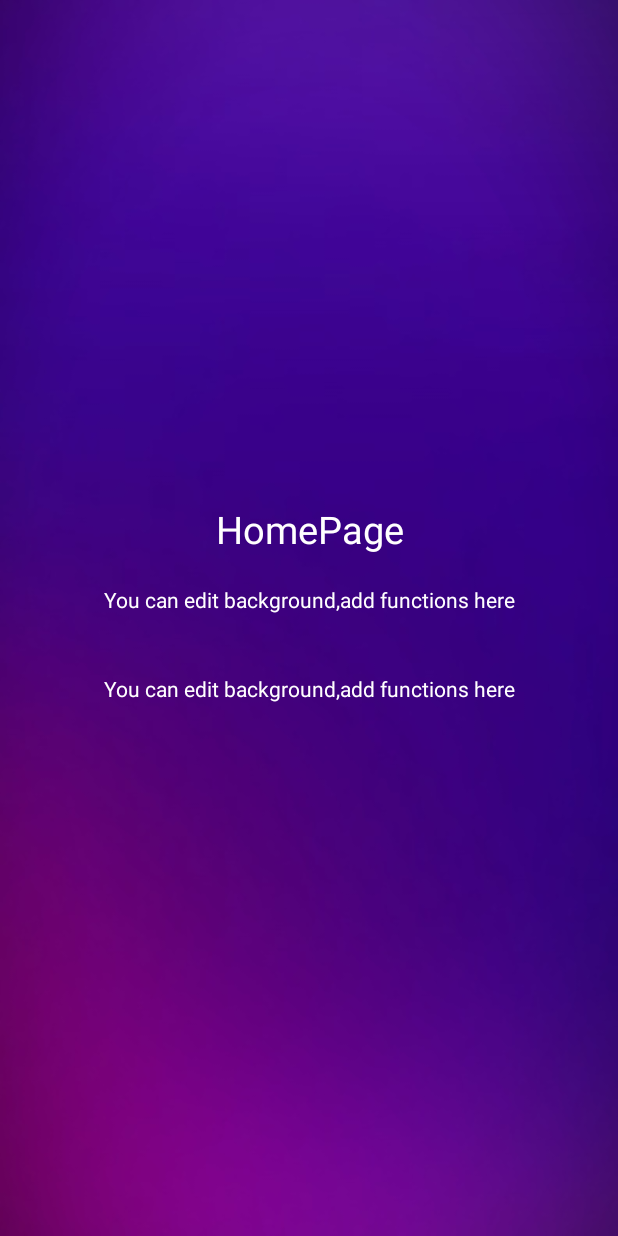
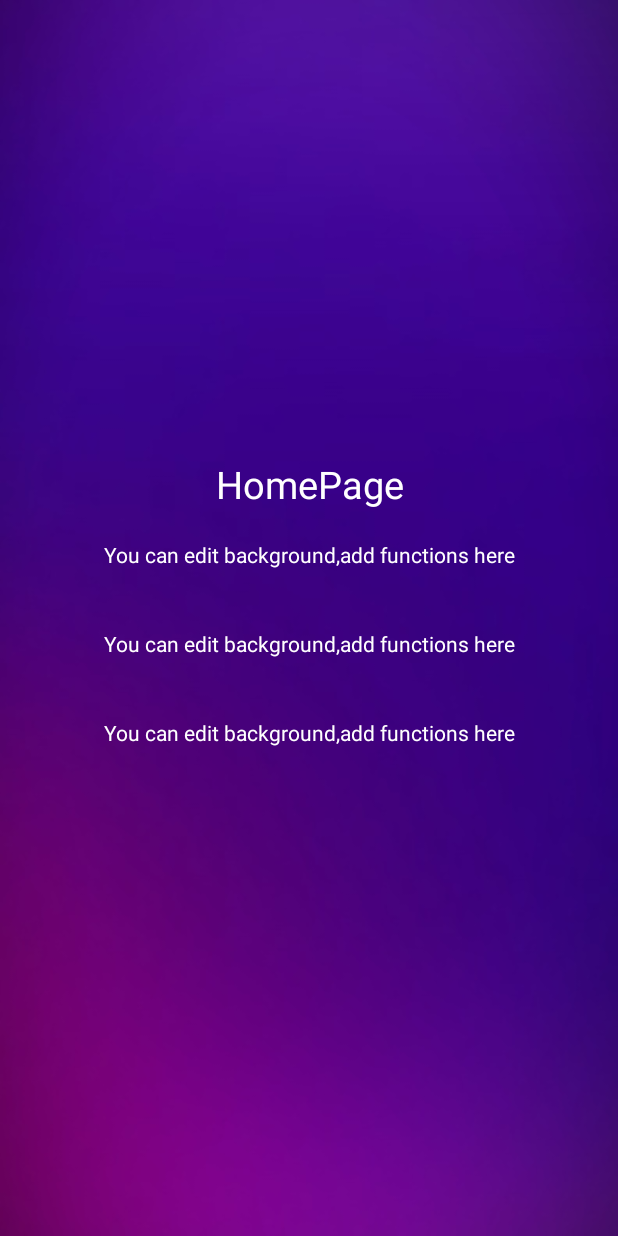
Before and after one commit to nishanthan22/Reverb, an Android app: the screen it shows after launch (HomePage), on a phone screen of 412 x 824 dp. Run offline under Robolectric (Android 15) with nearby library versions, the phone set to English and light mode, and no system bars; Roboto replaces fonts that are not available here.

Commit message:
By nishanthravi22

```diff
--- a/app/src/main/res/layout/activity_home_page.xml
+++ b/app/src/main/res/layout/activity_home_page.xml
@@ -30,4 +30,11 @@
         android:textColor="@color/white"
         android:gravity="center"
         android:layout_margin="20dp"/>
+    <TextView
+        android:layout_width="match_parent"
+        android:layout_height="wrap_content"
+        android:text="You can edit background,add functions here"
+        android:textColor="@color/white"
+        android:gravity="center"
+        android:layout_margin="20dp"/>
 </LinearLayout>
```
